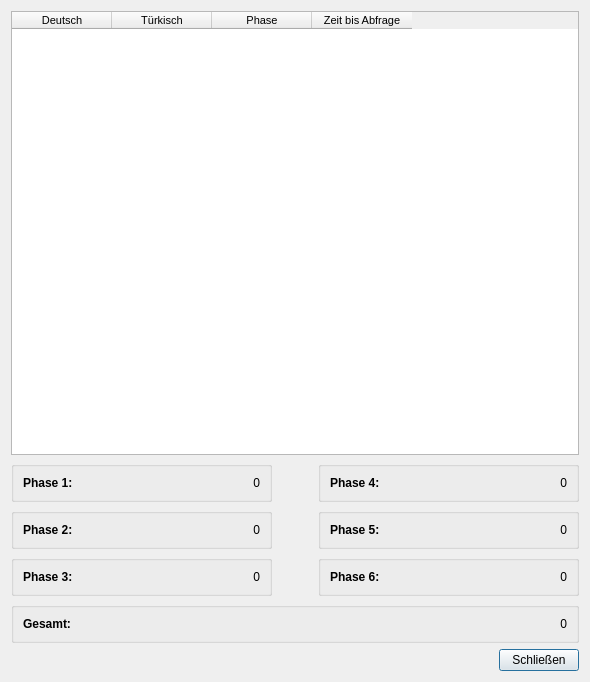
Qt form dialog_overview.ui (JannikGrabe/Phase6) before a commit.
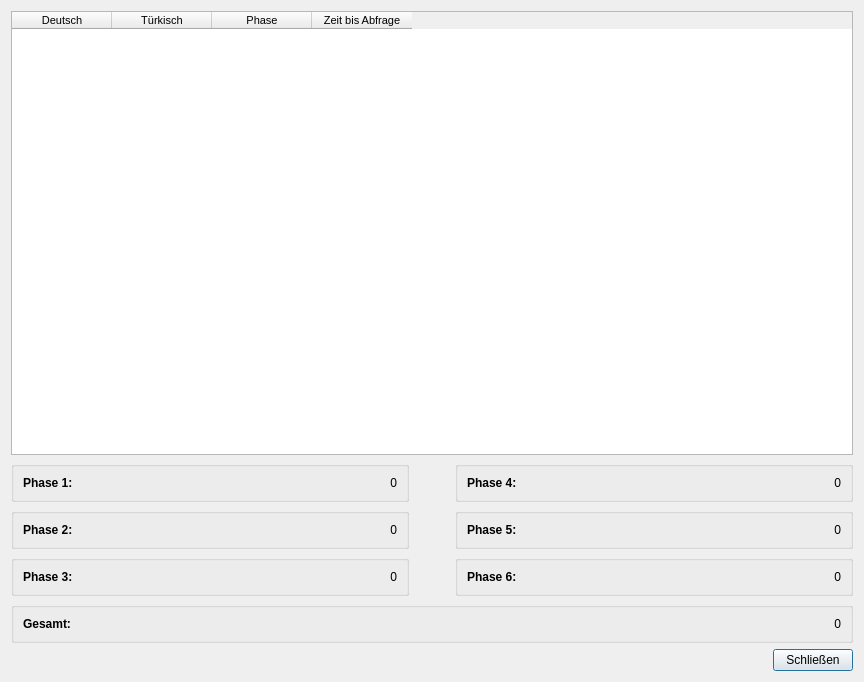
The same form after that commit.

Patch:
```diff
--- a/dialog_overview.ui
+++ b/dialog_overview.ui
@@ -6,7 +6,7 @@
    <rect>
     <x>0</x>
     <y>0</y>
-    <width>590</width>
+    <width>864</width>
     <height>682</height>
    </rect>
   </property>
@@ -19,6 +19,9 @@
   <property name="windowTitle">
    <string>Übersicht</string>
   </property>
+  <property name="layoutDirection">
+   <enum>Qt::LeftToRight</enum>
+  </property>
   <layout class="QVBoxLayout" name="verticalLayout_4">
    <item>
     <widget class="QTableWidget" name="tw_overview">
```
